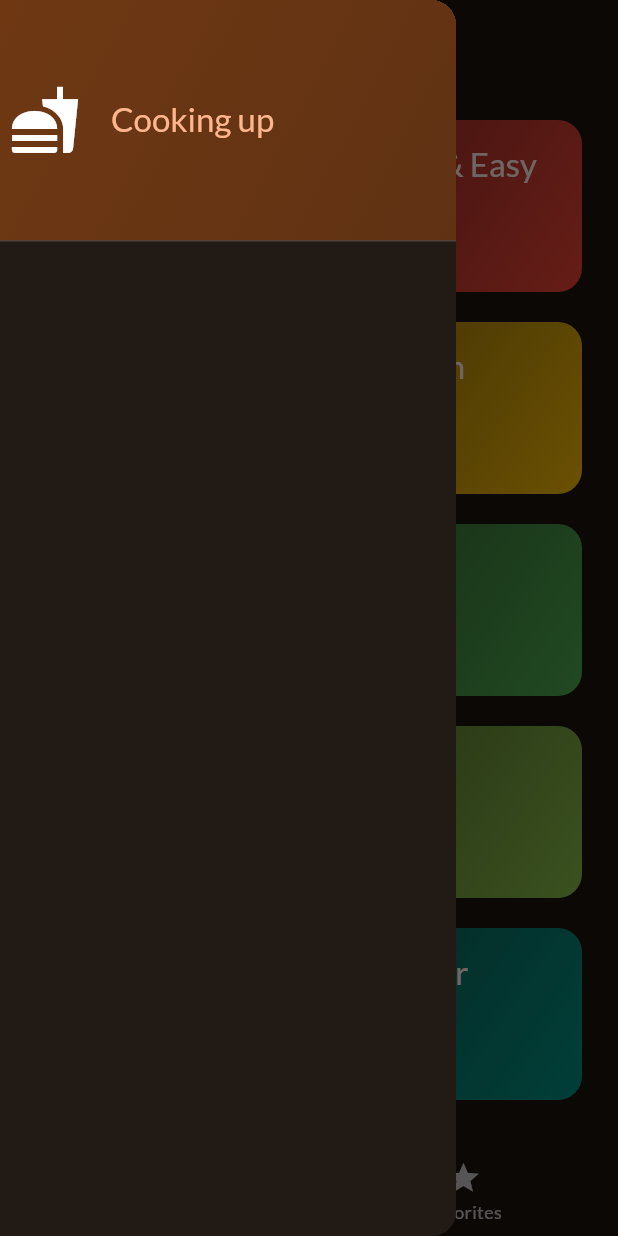
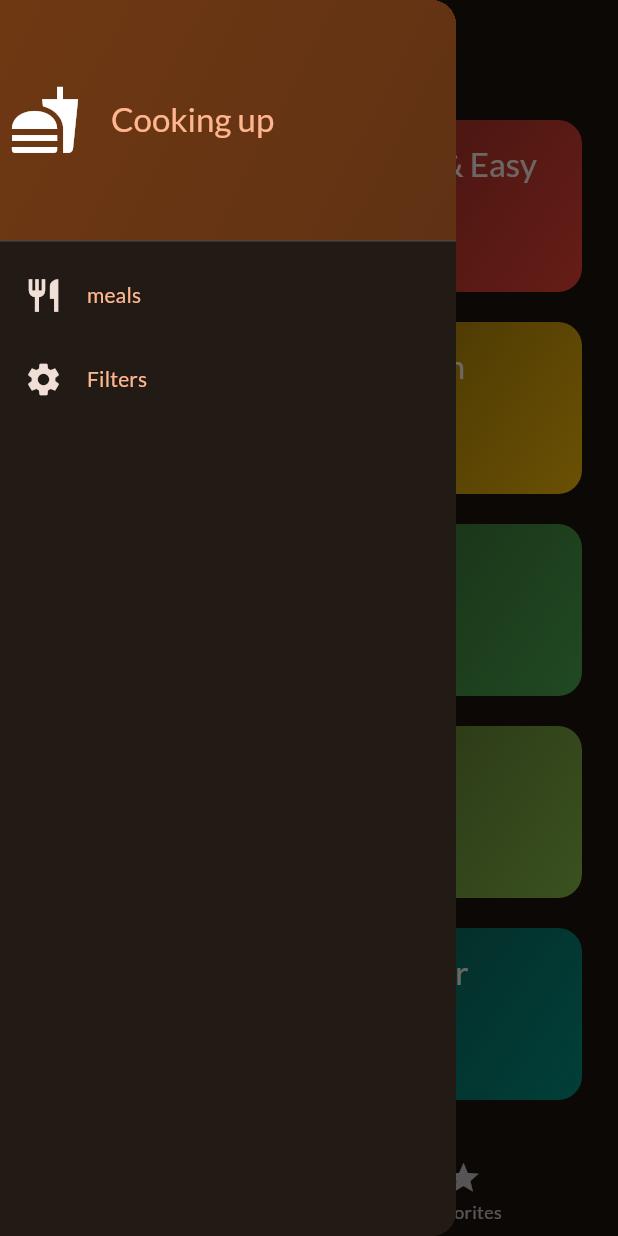
Before and after one commit to alvinwarui29/MealsAppFlutter, a Flutter app: the screen it shows after launch, with the side drawer open, on a phone screen of 412 x 824 dp. Run offline on Flutter 3.47's test engine with Material 2 defaults, Android fonts, the phone set to English and light mode, and no system bars; our stand-ins replace google_fonts, transparent_image.

Commit message:
can close side bar manually

```diff
--- a/lib/screens/tabs.dart
+++ b/lib/screens/tabs.dart
@@ -47,6 +47,14 @@ class _TabsScreenState extends State<TabsScreen> {
     Widget activeScreen = CategoriesScreen(
       onToggleFavorite: _toggleFavoriteMeals,
     );
+    void _onItemSelected(String identifier) {
+      if (identifier == 'filters') {
+        Navigator.of(context).pop();
+      } else {
+        Navigator.of(context).pop();
+      }
+    }
+
     var title = 'Categories';
 
     if (_selectedPageIndex == 1) {
@@ -60,7 +68,7 @@ class _TabsScreenState extends State<TabsScreen> {
       appBar: AppBar(
         title: const Text('Dynamic Data'),
       ),
-      drawer: const MainDrawer(),
+      drawer: MainDrawer(onSelectItem: _onItemSelected),
       body: activeScreen,
       bottomNavigationBar: BottomNavigationBar(
           currentIndex: _selectedPageIndex,
--- a/lib/widgets/main_drawer.dart
+++ b/lib/widgets/main_drawer.dart
@@ -1,7 +1,9 @@
 import 'package:flutter/material.dart';
 
 class MainDrawer extends StatelessWidget {
-  const MainDrawer({super.key});
+  const MainDrawer({super.key, required this.onSelectItem});
+
+  final void Function(String identifier) onSelectItem;
   @override
   Widget build(BuildContext context) {
     return Drawer(
@@ -34,6 +36,34 @@ class MainDrawer extends StatelessWidget {
                   ),
                 ],
               )),
+          ListTile(
+            leading: Icon(Icons.restaurant,
+                size: 26, color: Theme.of(context).colorScheme.onBackground),
+            title: Text(
+              'meals',
+              style: Theme.of(context)
+                  .textTheme
+                  .titleSmall!
+                  .copyWith(color: Theme.of(context).colorScheme.primary),
+            ),
+            onTap: () {
+              onSelectItem('meals');
+            },
+          ),
+          ListTile(
+            leading: Icon(Icons.settings,
+                size: 26, color: Theme.of(context).colorScheme.onBackground),
+            title: Text(
+              'Filters',
+              style: Theme.of(context)
+                  .textTheme
+                  .titleSmall!
+                  .copyWith(color: Theme.of(context).colorScheme.primary),
+            ),
+            onTap: () {
+              onSelectItem('filters');
+            },
+          ),
         ],
       )),
     );
```
